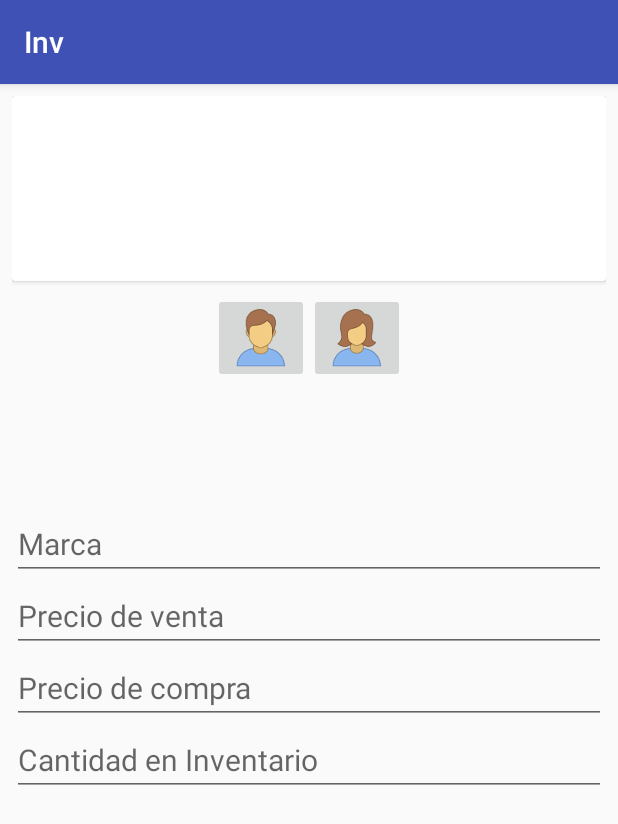
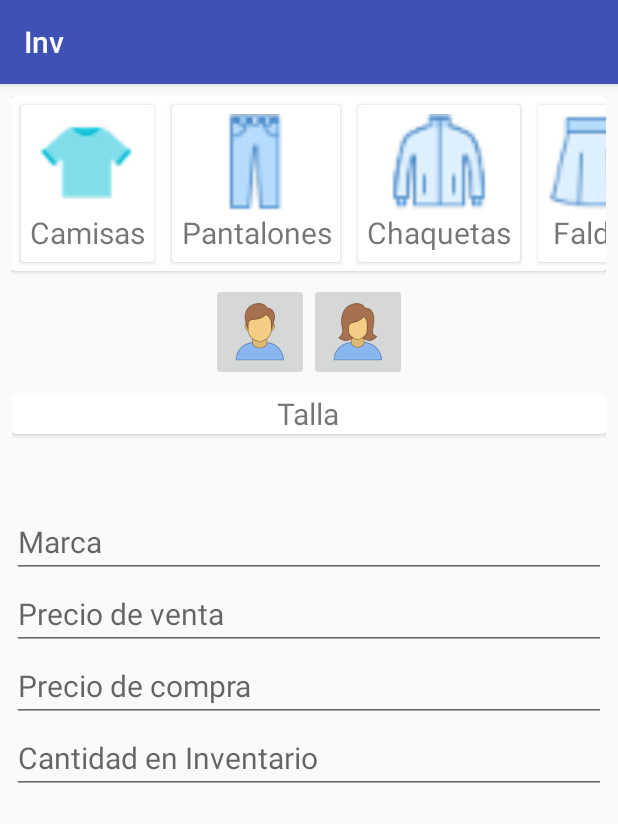
Before and after one commit to JunCodde/Inv, an Android app: the AddSeccionActivity screen opened directly, with no data from a screen before it, on a phone screen of 412 x 824 dp. Shown: the top 824 px of the screen. Run offline under Robolectric (Android 15) with nearby library versions, the phone set to English and light mode, and no system bars.

Commit message:
add recyclerView Horzontal/seccion Tipo

```diff
--- a/app/src/main/java/com/juncodde/inv/Adapter/AdapterSeccionType.java
+++ b/app/src/main/java/com/juncodde/inv/Adapter/AdapterSeccionType.java
@@ -1,4 +1,64 @@
 package com.juncodde.inv.Adapter;
 
-public class AdapterSeccionType {
+import android.app.Activity;
+import android.support.annotation.NonNull;
+import android.support.v7.widget.RecyclerView;
+import android.view.LayoutInflater;
+import android.view.View;
+import android.view.ViewGroup;
+import android.widget.ImageView;
+import android.widget.TextView;
+
+import com.juncodde.inv.Modelo.TipoSeccion;
+import com.juncodde.inv.R;
+import com.juncodde.inv.Utils.Utilidades;
+
+import java.util.ArrayList;
+
+public class AdapterSeccionType extends RecyclerView.Adapter<AdapterSeccionType.AdapterSeccionTypeHolder> {
+
+    private ArrayList<TipoSeccion> tipos;
+    private Activity activity;
+
+    public AdapterSeccionType(ArrayList<TipoSeccion> tipos, Activity activity) {
+        this.tipos = tipos;
+        this.activity = activity;
+    }
+
+    @NonNull
+    @Override
+    public AdapterSeccionTypeHolder onCreateViewHolder(@NonNull ViewGroup parent, int viewType) {
+        View v = LayoutInflater.from(parent.getContext()).inflate(R.layout.rv_seccion_tipos, parent, false);
+
+        return new AdapterSeccionTypeHolder(v);
+    }
+
+    @Override
+    public void onBindViewHolder(@NonNull AdapterSeccionTypeHolder holder, int position) {
+
+        TipoSeccion tipo = tipos.get(position);
+
+        holder.tv_seccionTipo.setText(tipo.getNombre());
+
+        holder.img_seccionTipo.setImageDrawable(activity.getResources().getDrawable(Utilidades.getImagen(tipo.getId())));
+
+    }
+
+    @Override
+    public int getItemCount() {
+        return tipos.size();
+    }
+
+    public static class AdapterSeccionTypeHolder extends RecyclerView.ViewHolder{
+
+        private ImageView img_seccionTipo;
+        private TextView tv_seccionTipo;
+
+        public AdapterSeccionTypeHolder(View itemView) {
+            super(itemView);
+
+            img_seccionTipo = (ImageView) itemView.findViewById(R.id.img_seccionTipo);
+            tv_seccionTipo = (TextView) itemView.findViewById(R.id.tv_seccionTipo);
+        }
+    }
 }
--- a/app/src/main/java/com/juncodde/inv/AddSeccionActivity.java
+++ b/app/src/main/java/com/juncodde/inv/AddSeccionActivity.java
@@ -1,16 +1,29 @@
 package com.juncodde.inv;
 
+import android.os.Bundle;
 import android.support.v7.app.AppCompatActivity;
-import android.os.Bundle;
+import android.support.v7.widget.LinearLayoutManager;
 import android.support.v7.widget.RecyclerView;
 import android.widget.EditText;
 import android.widget.ImageButton;
+
+import com.juncodde.inv.Adapter.AdapterSeccionType;
+import com.juncodde.inv.Constantes.ConstantesSeccion;
+import com.juncodde.inv.Modelo.TipoSeccion;
+
+import java.util.ArrayList;
 
 public class AddSeccionActivity extends AppCompatActivity {
 
     private RecyclerView rv_addSeccionHorizontal, rv_addTallaHorizontal;
     private ImageButton imgBtn_SeccionHombre, imgBtn_SeccionMujer;
     private EditText et_Marca, et_PrecioVenta, et_PrecioCompra, et_CantInventario;
+
+    LinearLayoutManager lManager;
+    AdapterSeccionType adapter;
+
+
+
 
     @Override
     protected void onCreate(Bundle savedInstanceState) {
@@ -28,7 +41,36 @@ public class AddSeccionActivity extends AppCompatActivity {
         et_PrecioCompra = (EditText) findViewById(R.id.et_PrecioCompra);
         et_CantInventario = (EditText) findViewById(R.id.et_CantInventario);
 
+        ponerRV();
 
 
     }
+
+    private void ponerRV(){
+
+        lManager = new LinearLayoutManager(this);
+        lManager.setOrientation(LinearLayoutManager.HORIZONTAL);
+
+        rv_addSeccionHorizontal.setLayoutManager(lManager);
+
+        adapter = new AdapterSeccionType(getTipos(), this);
+        rv_addSeccionHorizontal.setAdapter(adapter);
+
+
+    }
+
+    private ArrayList<TipoSeccion> getTipos(){
+        ArrayList<TipoSeccion> tipos = new ArrayList<>();
+
+        tipos.add(new TipoSeccion("Camisas", ConstantesSeccion.Ropa_ID_Camisa));
+        tipos.add(new TipoSeccion("Pantalones", ConstantesSeccion.Ropa_ID_Pantalon));
+        tipos.add(new TipoSeccion("Chaquetas", ConstantesSeccion.Ropa_ID_Chaqueta));
+        tipos.add(new TipoSeccion("Faldas", ConstantesSeccion.Ropa_ID_Falda));
+        tipos.add(new TipoSeccion("Medias", ConstantesSeccion.Ropa_ID_Media));
+        tipos.add(new TipoSeccion("Ropa Interior", ConstantesSeccion.Ropa_ID_R_Interior));
+        tipos.add(new TipoSeccion("Vestidos", ConstantesSeccion.Ropa_ID_Vestido));
+        tipos.add(new TipoSeccion("Zapatos", ConstantesSeccion.Ropa_ID_Zapatos));
+
+        return tipos;
+    }
 }
--- a/app/src/main/java/com/juncodde/inv/InventarioActivity.java
+++ b/app/src/main/java/com/juncodde/inv/InventarioActivity.java
@@ -11,6 +11,7 @@ import android.widget.Button;
 import com.juncodde.inv.Adapter.AdapterInvSeccion;
 import com.juncodde.inv.Constantes.ConstantesSeccion;
 import com.juncodde.inv.Modelo.Seccion;
+import com.juncodde.inv.Utils.Utilidades;
 
 import java.util.ArrayList;
 
@@ -44,6 +45,8 @@ public class InventarioActivity extends AppCompatActivity {
             @Override
             public void onClick(View view) {
 
+                Utilidades.makeIntent(InventarioActivity.this, AddSeccionActivity.class);
+
             }
         });
 
--- /dev/null
+++ b/app/src/main/java/com/juncodde/inv/Modelo/TipoSeccion.java
@@ -0,0 +1,30 @@
+package com.juncodde.inv.Modelo;
+
+public class TipoSeccion {
+
+    String nombre, id;
+
+    public TipoSeccion(String nombre, String id) {
+        this.nombre = nombre;
+        this.id = id;
+    }
+
+    public TipoSeccion() {
+    }
+
+    public String getNombre() {
+        return nombre;
+    }
+
+    public void setNombre(String nombre) {
+        this.nombre = nombre;
+    }
+
+    public String getId() {
+        return id;
+    }
+
+    public void setId(String id) {
+        this.id = id;
+    }
+}
--- /dev/null
+++ b/app/src/main/java/com/juncodde/inv/Utils/Utilidades.java
@@ -0,0 +1,79 @@
+package com.juncodde.inv.Utils;
+
+import android.app.Activity;
+import android.content.Intent;
+
+import com.juncodde.inv.Constantes.ConstantesSeccion;
+import com.juncodde.inv.R;
+
+public class Utilidades {
+
+    public static int getImagen(String id){
+        int r = 0;
+
+        switch (id){
+
+            case ConstantesSeccion.Ropa_ID_Camisa:
+                r = R.drawable.camisa;
+                    break;
+
+            case ConstantesSeccion.Ropa_ID_Chaqueta:
+                r = R.drawable.chaqueta;
+
+                break;
+
+            case ConstantesSeccion.Ropa_ID_Falda:
+                r = R.drawable.falda;
+
+                break;
+
+            case ConstantesSeccion.Ropa_ID_Media:
+                r = R.drawable.medias;
+
+                break;
+
+            case ConstantesSeccion.Ropa_ID_Pantalon:
+                r = R.drawable.pantalones;
+
+                break;
+
+            case ConstantesSeccion.Ropa_ID_Pijama:
+                r = R.drawable.pijamas;
+
+                break;
+
+            case ConstantesSeccion.Ropa_ID_R_Interior:
+                r = R.drawable.ropa_interior_hombre;
+
+                break;
+
+            case ConstantesSeccion.Ropa_ID_Vestido:
+                r = R.drawable.vestidos;
+
+                break;
+
+            case ConstantesSeccion.Ropa_ID_Zapatos:
+                r = R.drawable.zapatos;
+
+                break;
+
+            default:
+                r = R.drawable.camisa;
+
+                break;
+
+        }
+
+        return r;
+
+    }
+
+    public static void makeIntent(Activity desde, Class hacia){
+
+        Intent i = new Intent(desde, hacia).addFlags(Intent.FLAG_ACTIVITY_CLEAR_TOP|Intent.FLAG_ACTIVITY_SINGLE_TOP);
+        desde.startActivity(i);
+        desde.finish();
+
+    }
+
+}
--- a/app/src/main/res/layout/activity_add_seccion.xml
+++ b/app/src/main/res/layout/activity_add_seccion.xml
@@ -10,15 +10,15 @@
 
     <android.support.v7.widget.CardView
         android:layout_width="match_parent"
-        android:layout_height="0dp"
-        android:layout_weight=".2"
+        android:layout_height="wrap_content"
         android:elevation="12dp"
         android:padding="14dp">
 
         <android.support.v7.widget.RecyclerView
             android:id="@+id/rv_addSeccionHorizontal"
             android:layout_width="match_parent"
-            android:layout_height="wrap_content"/>
+            android:layout_height="wrap_content"
+            android:layout_gravity="center_horizontal"/>
 
     </android.support.v7.widget.CardView>
 
@@ -38,15 +38,15 @@
 
             <ImageButton
                 android:id="@+id/imgBtn_SeccionHombre"
-                android:layout_width="wrap_content"
-                android:layout_height="wrap_content"
+                android:layout_width="65dp"
+                android:layout_height="65dp"
                 android:src="@drawable/hombre"
                 />
 
             <ImageButton
                 android:id="@+id/imgBtn_SeccionMujer"
-                android:layout_width="wrap_content"
-                android:layout_height="wrap_content"
+                android:layout_width="65dp"
+                android:layout_height="65dp"
                 android:src="@drawable/mujer"
                 />
 
@@ -66,10 +66,24 @@
                 android:elevation="12dp"
                 android:padding="14dp">
 
-                <android.support.v7.widget.RecyclerView
-                    android:id="@+id/rv_addTallaHorizontal"
+                <LinearLayout
                     android:layout_width="match_parent"
-                    android:layout_height="wrap_content"/>
+                    android:layout_height="wrap_content"
+                    android:orientation="vertical">
+
+                    <TextView
+                        android:layout_width="wrap_content"
+                        android:layout_height="wrap_content"
+                        android:text="Talla"
+                        android:layout_gravity="center_horizontal"
+                        android:textSize="20sp"/>
+
+                    <android.support.v7.widget.RecyclerView
+                        android:id="@+id/rv_addTallaHorizontal"
+                        android:layout_width="match_parent"
+                        android:layout_height="wrap_content"/>
+
+                </LinearLayout>
 
             </android.support.v7.widget.CardView>
 
--- a/app/src/main/res/layout/rv_seccion_tipos.xml
+++ b/app/src/main/res/layout/rv_seccion_tipos.xml
@@ -17,15 +17,18 @@
             android:id="@+id/img_seccionTipo"
             android:layout_width="65dp"
             android:layout_height="65dp"
-            android:src="@drawable/camisa"/>
+            android:src="@drawable/camisa"
+            android:layout_gravity="center_horizontal"/>
 
         <TextView
             android:id="@+id/tv_seccionTipo"
             android:layout_width="wrap_content"
             android:layout_height="wrap_content"
             android:layout_gravity="center_horizontal"
+            android:gravity="center_horizontal"
             android:text="Camisa"
             android:textSize="20dp"
+            android:maxWidth="120dp"
             />
 
     </LinearLayout>
```
